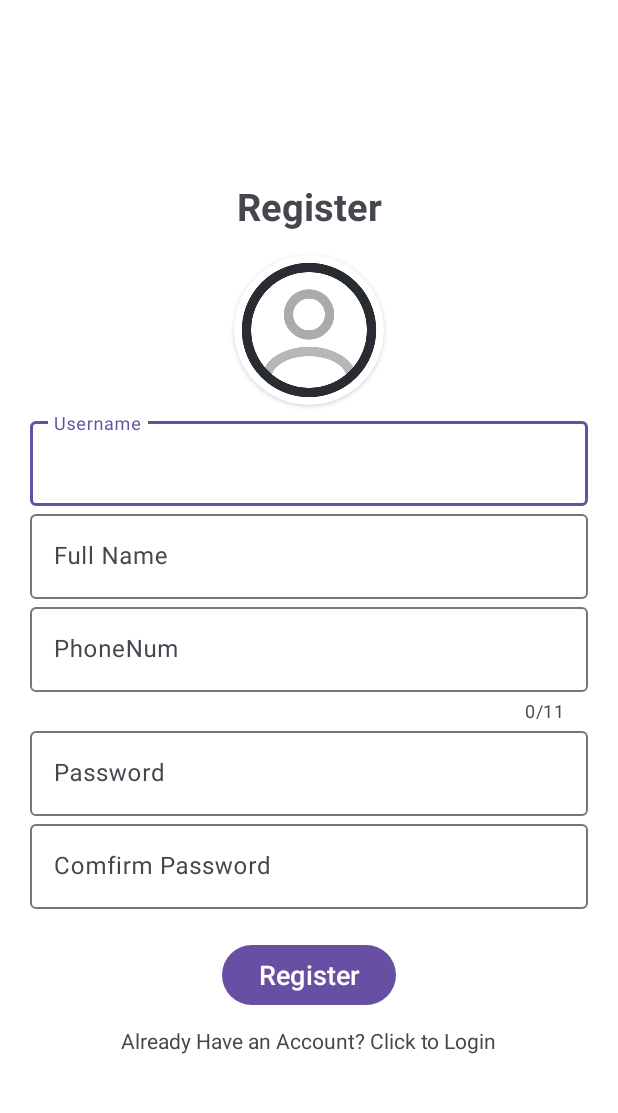
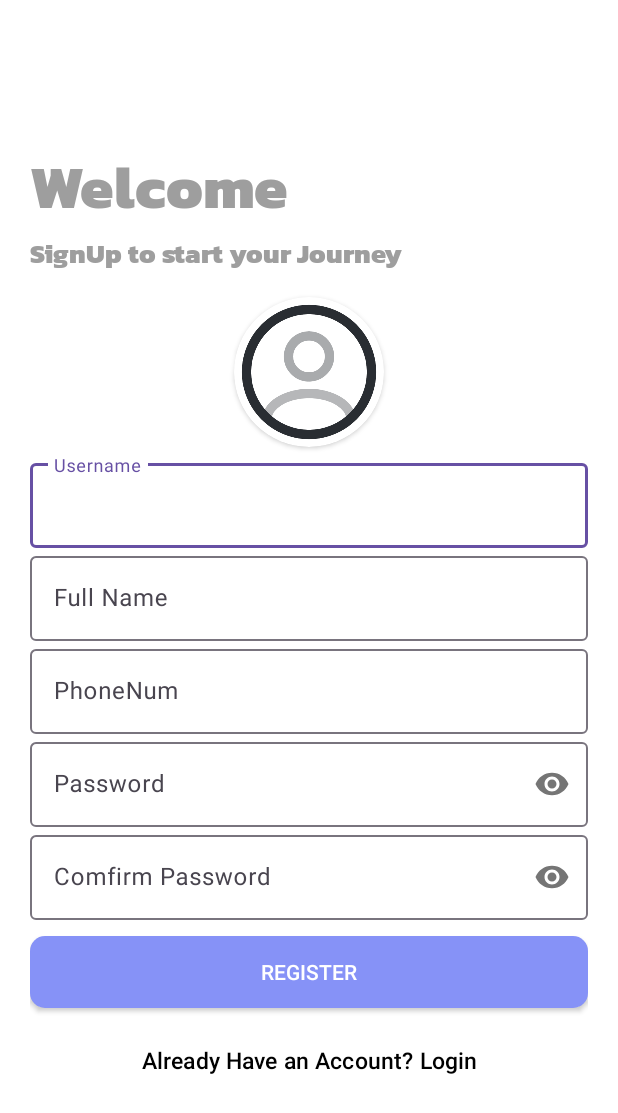
Before and after one commit to SHENG-11/GroceryExpiryTrackingSystem, an Android app: the Register screen opened directly, with no data from a screen before it, on a phone screen of 412 x 824 dp. Shown: the top 1113 px of the screen. Run offline under Robolectric (Android 15) with nearby library versions, the phone set to English and light mode, and no system bars; our stand-ins replace Firebase (no records; nobody signed in at launch, a user with empty details on screens opened directly).

Commit message:
user profile & register page UI design

```diff
--- a/app/build.gradle.kts
+++ b/app/build.gradle.kts
@@ -51,4 +51,5 @@ dependencies {
     implementation("com.github.clans:fab:1.6.4")
     androidTestImplementation("androidx.test.espresso:espresso-core:3.5.1")
 
+
 }
--- a/app/src/main/java/com/example/groceryexpirytrackingapp/Register.java
+++ b/app/src/main/java/com/example/groceryexpirytrackingapp/Register.java
@@ -6,6 +6,7 @@ import androidx.activity.result.ActivityResultLauncher;
 import androidx.activity.result.contract.ActivityResultContracts;
 import androidx.annotation.NonNull;
 import androidx.appcompat.app.AppCompatActivity;
+import androidx.appcompat.widget.AppCompatButton;
 
 import android.app.Activity;
 import android.content.ContentResolver;
@@ -39,10 +40,10 @@ public class Register extends AppCompatActivity {
     StorageReference storageReference = FirebaseStorage.getInstance().getReference();
     ImageView uploadProfileImage;
     TextInputEditText username,password,password1,phoneNumber,fullName;
-    Button btn_Register;
+    Button clcikLoginl;
     String pw,pnum,fn;
     DatabaseReference reference;
-    TextView clcikLoginl;
+    AppCompatButton btn_Register;
 
     @Override
     protected void onCreate(Bundle savedInstanceState) {
--- a/app/src/main/res/layout/activity_register.xml
+++ b/app/src/main/res/layout/activity_register.xml
@@ -19,24 +19,30 @@
             android:layout_width="match_parent"
             android:layout_height="match_parent"
             android:layout_gravity="center"
-            android:gravity="center"
             android:orientation="vertical">
 
             <TextView
-                android:id="@+id/textView"
-                android:layout_width="match_parent"
+                android:layout_width="wrap_content"
                 android:layout_height="wrap_content"
-                android:layout_marginBottom="10dp"
-                android:gravity="center"
-                android:text="@string/register"
-                android:textSize="25sp"
-                android:textStyle="bold" />
+                android:text="Welcome"
+                android:textColor="@color/grey"
+                android:fontFamily="@font/kanitextrabold"
+                android:textSize="40sp" />
+            <TextView
+                android:layout_width="wrap_content"
+                android:layout_height="wrap_content"
+                android:text="SignUp to start your Journey"
+                android:fontFamily="@font/kanitextrabold"
+                android:textColor="@color/grey"
+                android:textSize="18sp"
+                android:layout_marginBottom="10dp"/>
 
             <androidx.cardview.widget.CardView
                 app:cardCornerRadius="50dp"
                 android:layout_width="100dp"
                 android:layout_height="100dp"
                 android:layout_margin="5dp"
+                android:layout_gravity="center"
                 android:elevation="10dp">
 
                 <ImageView
@@ -44,6 +50,7 @@
                     android:layout_width="100dp"
                     android:layout_height="100dp"
                     android:src="@drawable/profile" />
+
             </androidx.cardview.widget.CardView>
 
 
@@ -71,9 +78,7 @@
 
             <com.google.android.material.textfield.TextInputLayout
                 android:layout_width="match_parent"
-                android:layout_height="wrap_content"
-                app:counterEnabled="true"
-                app:counterMaxLength="11">
+                android:layout_height="wrap_content">
 
                 <com.google.android.material.textfield.TextInputEditText
                     android:id="@+id/phoneNum"
@@ -86,7 +91,8 @@
 
             <com.google.android.material.textfield.TextInputLayout
                 android:layout_width="match_parent"
-                android:layout_height="wrap_content">
+                android:layout_height="wrap_content"
+                app:passwordToggleEnabled="true">
 
                 <com.google.android.material.textfield.TextInputEditText
                     android:id="@+id/reg_pass"
@@ -98,7 +104,9 @@
 
             <com.google.android.material.textfield.TextInputLayout
                 android:layout_width="match_parent"
-                android:layout_height="wrap_content">
+                android:layout_height="wrap_content"
+                android:layout_marginBottom="5sp"
+                app:passwordToggleEnabled="true">
 
                 <com.google.android.material.textfield.TextInputEditText
                     android:id="@+id/reg_pass_1"
@@ -108,13 +116,15 @@
                     android:inputType="textPassword" />
             </com.google.android.material.textfield.TextInputLayout>
 
-            <Button
+            <androidx.appcompat.widget.AppCompatButton
                 android:id="@+id/btn_register"
-                android:layout_width="wrap_content"
+                android:layout_width="match_parent"
                 android:layout_height="wrap_content"
-                android:layout_marginTop="20dp"
                 android:text="@string/register"
-                android:textSize="18sp" />
+                android:background="@drawable/custom_bottom"
+                android:textColor="#fff"
+                android:layout_marginTop="5dp"
+                android:layout_marginBottom="5dp"/>
 
             <ProgressBar
                 android:id="@+id/progressBar"
@@ -122,12 +132,18 @@
                 android:layout_height="wrap_content"
                 android:visibility="gone" />
 
-            <TextView
+            <Button
                 android:id="@+id/click_to_login_text"
-                android:layout_width="wrap_content"
+                android:layout_width="match_parent"
                 android:layout_height="wrap_content"
-                android:layout_marginTop="10dp"
-                android:text="@string/already_have_an_account_click_to_login" />
+                android:gravity="center"
+                android:layout_gravity="center"
+                android:layout_marginTop="5dp"
+                android:background="#00000000"
+                android:elevation="0dp"
+                android:text="@string/already_have_an_account_click_to_login"
+                android:textColor="@color/black"
+                android:textSize="15sp"/>
 
         </LinearLayout>
     </ScrollView>
--- a/app/src/main/res/values/colors.xml
+++ b/app/src/main/res/values/colors.xml
@@ -5,5 +5,5 @@
     <color name="red">#C70000</color>
     <color name="lavender">#8692f7</color>
     <color name="green">#98cf8b</color>
-    <color name="grey">#d2d2d2</color>
+    <color name="grey">#9E9E9E</color>
 </resources>
--- a/app/src/main/res/values/strings.xml
+++ b/app/src/main/res/values/strings.xml
@@ -5,7 +5,7 @@
     <string name="username">Username</string>
     <string name="register">Register</string>
     <string name="comfirm_password">Comfirm Password</string>
-    <string name="already_have_an_account_click_to_login">Already Have an Account? Click to Login</string>
+    <string name="already_have_an_account_click_to_login">Already Have an Account? Login</string>
     <string name="full_name">Full Name</string>
     <string name="item_name">Item Name</string>
     <string name="expire_date">Expire Date</string>
--- a/settings.gradle.kts
+++ b/settings.gradle.kts
@@ -10,6 +10,7 @@ dependencyResolutionManagement {
     repositories {
         google()
         mavenCentral()
+
     }
 }
 
```
Also changed, not shown: app/src/main/res/layout/activity_user_profile.xml (+34 -27 lines).
